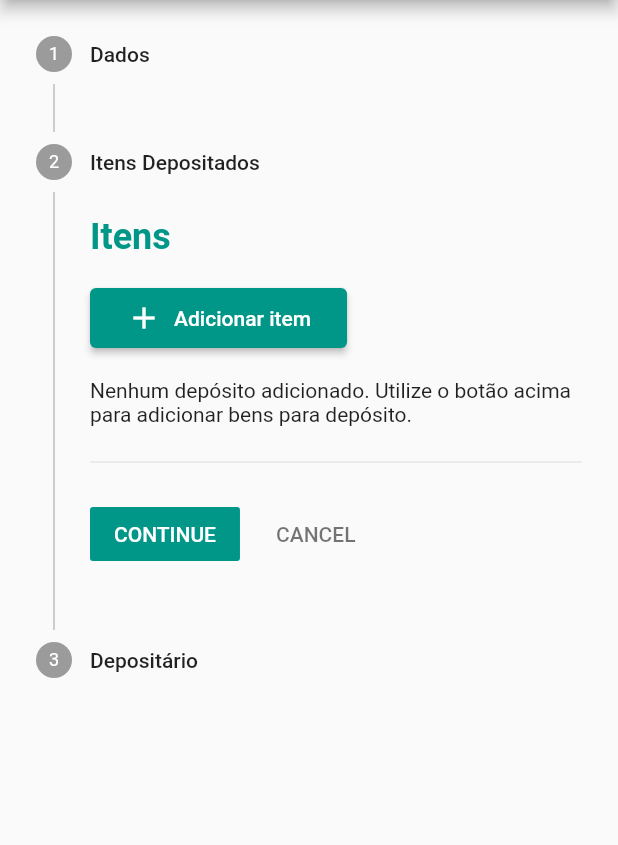
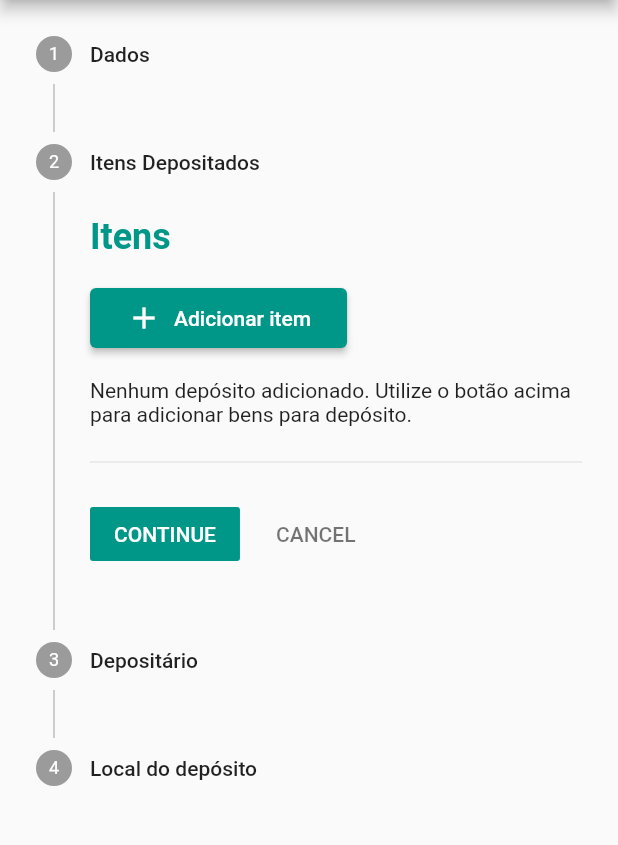
Before and after one commit to thiagonascimento8512/fiscalizacaosemas, a Flutter app: the CadastrarDeposito screen opened by its route, after a tap on "CONTINUE", on a phone screen of 412 x 824 dp, the part 84-929 px from its top. Run offline on Flutter 3.47's test engine with Material 2 defaults, Android fonts, the phone set to English and light mode, and no system bars; our stand-ins replace extended_masked_text, google_maps_flutter, nb_utils.

Commit message:
Created deposito local step

```diff
--- a/lib/screens/apreensao_deposito/deposito/cadastrar_deposito.dart
+++ b/lib/screens/apreensao_deposito/deposito/cadastrar_deposito.dart
@@ -2,6 +2,8 @@ import 'package:flutter/material.dart';
 import 'package:semasfiscalizacao/screens/apreensao_deposito/deposito/steps/deposito_dados_step.dart';
 import 'package:semasfiscalizacao/screens/apreensao_deposito/deposito/steps/deposito_depositario.dart';
 import 'package:semasfiscalizacao/screens/apreensao_deposito/deposito/steps/deposito_itens_step.dart';
+
+import 'steps/deposito_local_step.dart';
 
 class CadastrarDeposito extends StatefulWidget {
   const CadastrarDeposito({super.key});
@@ -60,6 +62,10 @@ class _CadastrarDepositoState extends State<CadastrarDeposito> {
             title: Text('Depositário'),
             content: DepositoDepositarioStep(),
           ),
+          Step(
+            title: Text('Local do depósito'),
+            content: DepositoLocalStep(),
+          ),
         ],
       ),
     );
--- /dev/null
+++ b/lib/screens/apreensao_deposito/deposito/steps/deposito_local_step.dart
@@ -0,0 +1,16 @@
+import 'package:flutter/material.dart';
+import 'package:semasfiscalizacao/common_widgets/select_localizacao.dart';
+
+class DepositoLocalStep extends StatefulWidget {
+  const DepositoLocalStep({super.key});
+
+  @override
+  State<DepositoLocalStep> createState() => _DepositoLocalStepState();
+}
+
+class _DepositoLocalStepState extends State<DepositoLocalStep> {
+  @override
+  Widget build(BuildContext context) {
+    return const SelectLocalizacao();
+  }
+}
```
